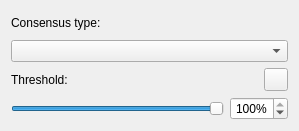
Qt form src/corelibs/U2View/src/ov_msa/General/MaConsensusModeWidget.ui (violethaze74/ugene) before a commit.
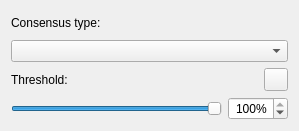
The same form after that commit. Icons and pictures are not drawn.

Commit message: UGENE-4794. MSA Editor General OP tab: wrong spinbox size when it is disabled

```diff
--- a/src/corelibs/U2View/src/ov_msa/General/MaConsensusModeWidget.ui
+++ b/src/corelibs/U2View/src/ov_msa/General/MaConsensusModeWidget.ui
@@ -69,6 +69,12 @@
      </item>
      <item>
       <widget class="QSpinBox" name="thresholdSpinBox">
+       <property name="minimumSize">
+        <size>
+         <width>60</width>
+         <height>0</height>
+        </size>
+       </property>
        <property name="alignment">
         <set>Qt::AlignRight|Qt::AlignTrailing|Qt::AlignVCenter</set>
        </property>
```
